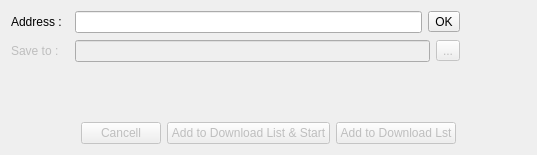
Before: the Qt Designer form Source/adddownload.ui in ARASHz4/Advanced_Downloader, drawn with Qt 5.
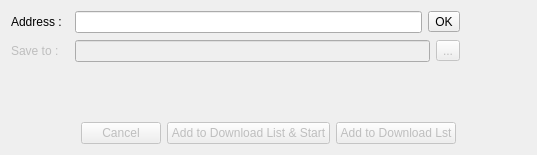
After: the same form once the commit is applied.

Patch:
```diff
--- a/Source/adddownload.ui
+++ b/Source/adddownload.ui
@@ -157,7 +157,7 @@
         <bool>false</bool>
        </property>
        <property name="text">
-        <string>Cancell</string>
+        <string>Cancel</string>
        </property>
       </widget>
      </item>
```
Left out of the diff: 6 changed lines with no effect on the pictures.
